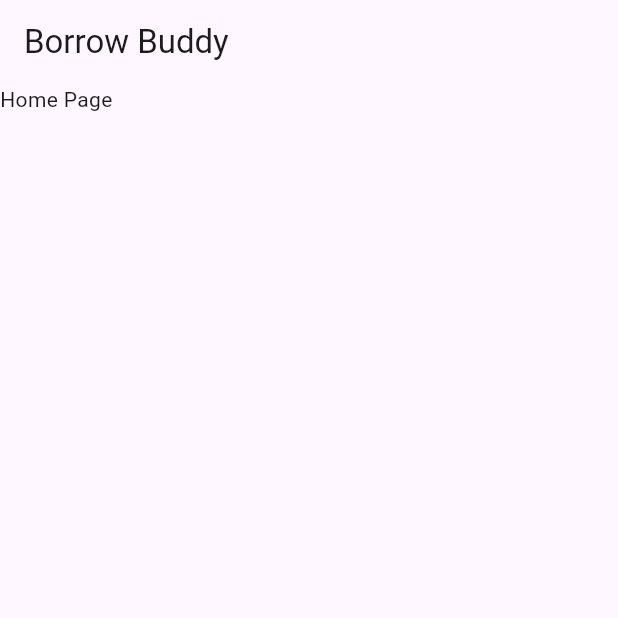
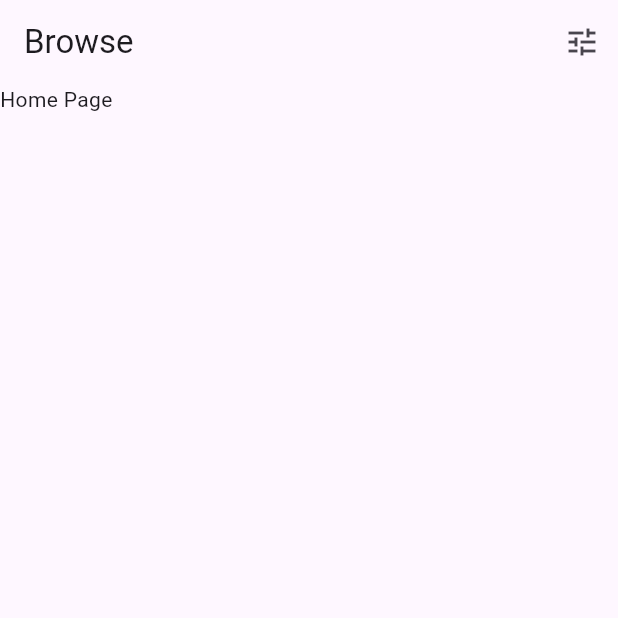
Before and after one commit to sheinah/borrow_buddy, a Flutter app: the screen it shows after launch, on a phone screen of 412 x 824 dp, the top half of it. Run offline on Flutter 3.47's test engine with Material 3 defaults, Android fonts, the light colour scheme and no system bars.

Commit message:
Layout editing

```diff
--- a/lib/Screens/home_page.dart
+++ b/lib/Screens/home_page.dart
@@ -1,4 +1,5 @@
 import "package:flutter/material.dart";
+import "package:gear_share/widgets/iconButton_widget.dart";
 
 class HomePage extends StatefulWidget {
   const HomePage({super.key});
@@ -12,7 +13,10 @@ class _HomePageState extends State<HomePage> {
   @override
   Widget build(BuildContext context) {
     return Scaffold(
-      appBar: AppBar(title: Text('Borrow Buddy')),
+      appBar: AppBar(
+        title: Text('Browse'),
+        actions: [settingIcon],
+      ),
       body: Column(children: [Text('Home Page')]),
     );
   }
--- a/lib/main.dart
+++ b/lib/main.dart
@@ -1,15 +1,7 @@
-import 'package:animated_splash_screen/animated_splash_screen.dart';
 import 'package:flutter/material.dart';
-import 'package:flutter_native_splash/flutter_native_splash.dart';
 import 'package:gear_share/Screens/home_page.dart';
-import 'package:gear_share/values/images.dart';
 
 void main() {
-  WidgetsBinding widgetsBinding =
-      WidgetsFlutterBinding.ensureInitialized();
-  FlutterNativeSplash.preserve(
-    widgetsBinding: widgetsBinding,
-  );
   runApp(const MyApp());
 }
 
@@ -26,12 +18,7 @@ class MyApp extends StatelessWidget {
           seedColor: Colors.deepPurple,
         ),
       ),
-      home: AnimatedSplashScreen(
-        splash: splashImage,
-        duration: 3000,
-        centered: true,
-        nextScreen: HomePage(),
-      ),
+      home: HomePage(),
     );
   }
 }
--- a/lib/values/images.dart
+++ b/lib/values/images.dart
@@ -1 +1 @@
-const splashImage = 'assets/1-image.png';
+const splashImage = 'assets/Online.gif';
--- /dev/null
+++ b/lib/widgets/iconButton_widget.dart
@@ -0,0 +1,6 @@
+import 'package:flutter/material.dart';
+
+IconButton settingIcon = IconButton(
+  onPressed: () {},
+  icon: Icon(Icons.tune),
+);
```
Also changed, not shown: lib/Screens/splash_page.dart (added, +16 -0 lines), assets/1-image.png (deleted), assets/Online.gif (added), assets/image.png (deleted), assets/sharing-anime.png (deleted), 1 other file.
